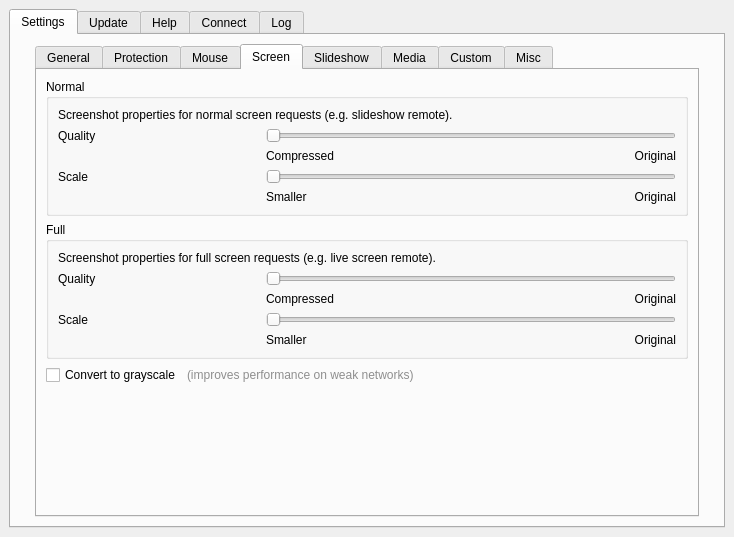
The window that Source/MacOS/RemoteControlServer/mainwindow.ui (Steppschuh/RemoteControlServer) describes before a commit, drawn with Qt 5.
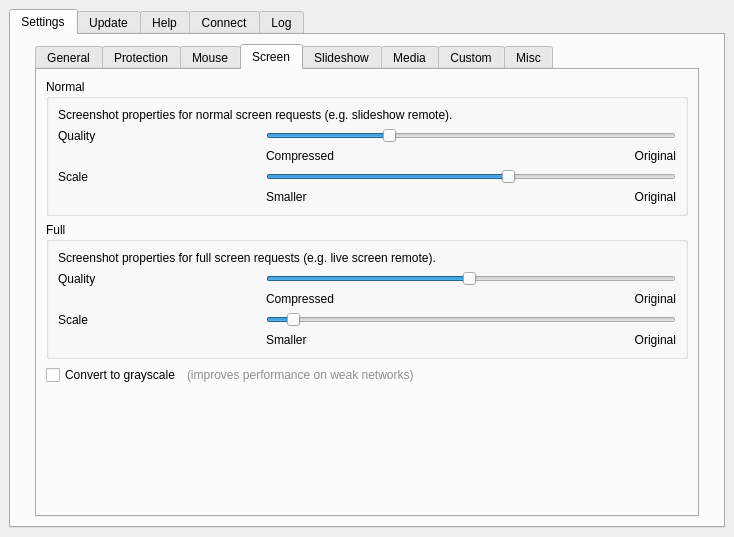
The same window after the commit. The open tabs and pages were chosen to show the change.

Diff of the .ui file:
```diff
--- a/Source/MacOS/RemoteControlServer/mainwindow.ui
+++ b/Source/MacOS/RemoteControlServer/mainwindow.ui
@@ -453,9 +453,15 @@
                 </widget>
                </item>
                <item row="1" column="1" colspan="2">
-                <widget class="QSlider" name="horizontalSlider_5">
+                <widget class="QSlider" name="screenNormalQuality">
+                 <property name="minimum">
+                  <number>1</number>
+                 </property>
+                 <property name="maximum">
+                  <number>100</number>
+                 </property>
                  <property name="value">
-                  <number>0</number>
+                  <number>30</number>
                  </property>
                  <property name="orientation">
                   <enum>Qt::Horizontal</enum>
@@ -493,7 +499,16 @@
                 </widget>
                </item>
                <item row="3" column="1" colspan="2">
-                <widget class="QSlider" name="horizontalSlider_6">
+                <widget class="QSlider" name="screenNormalScale">
+                 <property name="minimum">
+                  <number>1</number>
+                 </property>
+                 <property name="maximum">
+                  <number>100</number>
+                 </property>
+                 <property name="value">
+                  <number>60</number>
+                 </property>
                  <property name="orientation">
                   <enum>Qt::Horizontal</enum>
                  </property>
@@ -540,7 +555,16 @@
                 </widget>
                </item>
                <item row="1" column="1" colspan="2">
-                <widget class="QSlider" name="horizontalSlider_9">
+                <widget class="QSlider" name="screenFullQuality">
+                 <property name="minimum">
+                  <number>1</number>
+                 </property>
+                 <property name="maximum">
+                  <number>100</number>
+                 </property>
+                 <property name="value">
+                  <number>50</number>
+                 </property>
                  <property name="orientation">
                   <enum>Qt::Horizontal</enum>
                  </property>
@@ -564,7 +588,16 @@
                 </widget>
                </item>
                <item row="3" column="1" colspan="2">
-                <widget class="QSlider" name="horizontalSlider_10">
+                <widget class="QSlider" name="screenFullScale">
+                 <property name="minimum">
+                  <number>1</number>
+                 </property>
+                 <property name="maximum">
+                  <number>80</number>
+                 </property>
+                 <property name="value">
+                  <number>5</number>
+                 </property>
                  <property name="orientation">
                   <enum>Qt::Horizontal</enum>
                  </property>
```
Left out of the diff: 131 changed lines with no effect on the pictures.
